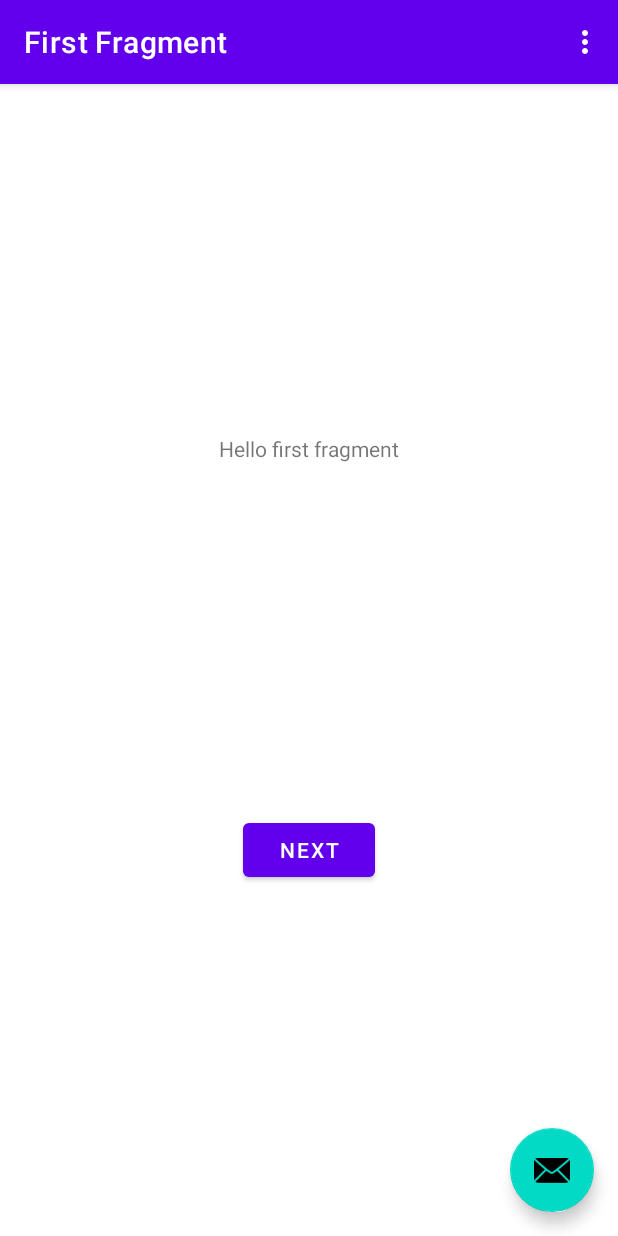
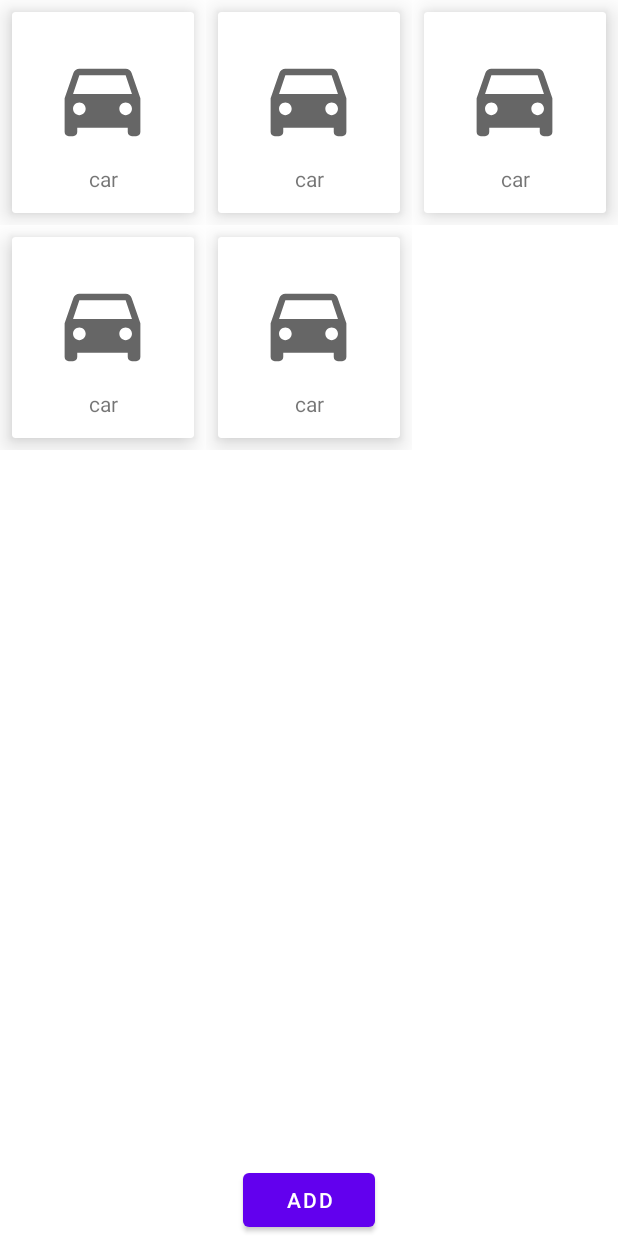
Before and after one commit to talberadt/paperw8, an Android app: the screen it shows after launch (MainActivity), on a phone screen of 412 x 824 dp. Run offline under Robolectric (Android 15) with nearby library versions, the phone set to English and light mode, and no system bars.

Commit message:
intial commit

```diff
--- /dev/null
+++ b/app/src/main/java/com/huji/hackathon/paperw8/Adapter.java
@@ -0,0 +1,66 @@
+package com.huji.hackathon.paperw8;
+
+import android.content.Context;
+import android.content.Intent;
+import android.os.Environment;
+import android.view.LayoutInflater;
+import android.view.View;
+import android.view.ViewGroup;
+import android.widget.Button;
+import android.widget.ImageView;
+import android.widget.TextView;
+
+import androidx.annotation.NonNull;
+import androidx.recyclerview.widget.RecyclerView;
+
+import java.util.List;
+
+public class Adapter extends RecyclerView.Adapter<Adapter.ViewHolder> {
+
+    List<String> titles;
+    List<Integer> images;
+    LayoutInflater inflater;
+
+    public Adapter(Context context, List<String> titles, List<Integer> images) {
+        this.titles = titles;
+        this.images = images;
+        this.inflater = LayoutInflater.from(context);
+    }
+
+    @NonNull
+    @Override
+    public ViewHolder onCreateViewHolder(@NonNull ViewGroup parent, int viewType) {
+        View view = inflater.inflate(R.layout.custom_grid_layout, parent, false);
+        return new ViewHolder(view);
+    }
+
+    @Override
+    public void onBindViewHolder(@NonNull ViewHolder holder, int position) {
+        holder.title.setText(this.titles.get(position));
+        holder.image.setImageResource(this.images.get(position));
+        holder.btn.setOnClickListener(v -> {
+            Intent brp = new Intent(v.getContext(), FileListActivity.class);
+            String path = Environment.getExternalStorageDirectory().toString();
+            brp.putExtra("path", path);
+            v.getContext().startActivity(brp);
+        });
+    }
+
+    @Override
+    public int getItemCount() {
+        return this.titles.size();
+    }
+
+    public class ViewHolder extends RecyclerView.ViewHolder {
+        TextView title;
+        ImageView image;
+        Button btn;
+
+        public ViewHolder(@NonNull View itemView) {
+            super(itemView);
+            title = itemView.findViewById(R.id.subjectText);
+            image = itemView.findViewById(R.id.subjectImage);
+            btn = itemView.findViewById(R.id.button);
+        }
+    }
+}
--- a/app/src/main/java/com/huji/hackathon/paperw8/FirstFragment.java
+++ /dev/null
@@ -1,47 +0,0 @@
-package com.huji.hackathon.paperw8;
-
-import android.os.Bundle;
-import android.view.LayoutInflater;
-import android.view.View;
-import android.view.ViewGroup;
-
-import androidx.annotation.NonNull;
-import androidx.fragment.app.Fragment;
-import androidx.navigation.fragment.NavHostFragment;
-
-import com.huji.hackathon.paperw8.databinding.FragmentFirstBinding;
-
-public class FirstFragment extends Fragment {
-
-    private FragmentFirstBinding binding;
-
-    @Override
-    public View onCreateView(
-            LayoutInflater inflater, ViewGroup container,
-            Bundle savedInstanceState
-    ) {
-
-        binding = FragmentFirstBinding.inflate(inflater, container, false);
-        return binding.getRoot();
-
-    }
-
-    public void onViewCreated(@NonNull View view, Bundle savedInstanceState) {
-        super.onViewCreated(view, savedInstanceState);
-
-        binding.buttonFirst.setOnClickListener(new View.OnClickListener() {
-            @Override
-            public void onClick(View view) {
-                NavHostFragment.findNavController(FirstFragment.this)
-                        .navigate(R.id.action_FirstFragment_to_SecondFragment);
-            }
-        });
-    }
-
-    @Override
-    public void onDestroyView() {
-        super.onDestroyView();
-        binding = null;
-    }
-
-}
--- a/app/src/main/java/com/huji/hackathon/paperw8/MainActivity.java
+++ b/app/src/main/java/com/huji/hackathon/paperw8/MainActivity.java
@@ -1,76 +1,77 @@
 package com.huji.hackathon.paperw8;
 
+import android.Manifest;
+import android.content.pm.PackageManager;
 import android.os.Bundle;
-
-import com.google.android.material.snackbar.Snackbar;
+import android.os.Environment;
+import android.widget.Button;
+import android.widget.Toast;
 
 import androidx.appcompat.app.AppCompatActivity;
+import androidx.core.app.ActivityCompat;
+import androidx.core.content.ContextCompat;
+import androidx.recyclerview.widget.GridLayoutManager;
+import androidx.recyclerview.widget.RecyclerView;
 
-import android.view.View;
-
-import androidx.navigation.NavController;
-import androidx.navigation.Navigation;
-import androidx.navigation.ui.AppBarConfiguration;
-import androidx.navigation.ui.NavigationUI;
-
-import com.huji.hackathon.paperw8.databinding.ActivityMainBinding;
-
-import android.view.Menu;
-import android.view.MenuItem;
+import java.io.File;
+import java.util.ArrayList;
+import java.util.List;
 
 public class MainActivity extends AppCompatActivity {
 
-    private AppBarConfiguration appBarConfiguration;
-    private ActivityMainBinding binding;
+    RecyclerView dataList;
+    List<String> titles;
+    List<Integer> images;
+    Adapter adapter;
+    Button addBtn;
 
     @Override
     protected void onCreate(Bundle savedInstanceState) {
         super.onCreate(savedInstanceState);
+        setContentView(R.layout.activity_main);
+        dataList = findViewById(R.id.dataList);
+        titles = new ArrayList<>();
+        images = new ArrayList<>();
 
-        binding = ActivityMainBinding.inflate(getLayoutInflater());
-        setContentView(binding.getRoot());
+        for(int i = 0; i < 5; i++) {
+            this.titles.add("car");
+            this.images.add(R.drawable.ic_baseline_drive_eta_24);
+        }
 
-        setSupportActionBar(binding.toolbar);
+        adapter = new Adapter(this, titles, images);
+        GridLayoutManager gridLayoutManager = new GridLayoutManager(this, 3, GridLayoutManager.VERTICAL, false);
+        dataList.setLayoutManager(gridLayoutManager);
+        dataList.setAdapter(adapter);
 
-        NavController navController = Navigation.findNavController(this, R.id.nav_host_fragment_content_main);
-        appBarConfiguration = new AppBarConfiguration.Builder(navController.getGraph()).build();
-        NavigationUI.setupActionBarWithNavController(this, navController, appBarConfiguration);
+        addBtn = findViewById(R.id.addButton);
+        addBtn.setOnClickListener(v -> {
+            if (checkPrem()) {
+                titles.add("new");
+                images.add(R.drawable.ic_baseline_drive_eta_24);
+                dataList.setLayoutManager(gridLayoutManager);
+                dataList.setAdapter(adapter);
+                String path = Environment.getExternalStorageDirectory().toString() + "/Documents/new";
+                File dir = new File(path);
+                dir.mkdir();
+            }  else { requestPremission(); }
+        });
 
-        binding.fab.setOnClickListener(new View.OnClickListener() {
-            @Override
-            public void onClick(View view) {
-                Snackbar.make(view, "BRRRRRRRRRRRRRRRP", Snackbar.LENGTH_LONG)
-                        .setAction("Action", null).show();
-            }
-        });
+
     }
 
-    @Override
-    public boolean onCreateOptionsMenu(Menu menu) {
-        // Inflate the menu; this adds items to the action bar if it is present.
-        getMenuInflater().inflate(R.menu.menu_main, menu);
-        return true;
+    private boolean checkPrem() {
+        int res = ContextCompat.checkSelfPermission(MainActivity.this, Manifest.permission.WRITE_EXTERNAL_STORAGE);
+        if (res == PackageManager.PERMISSION_GRANTED) {
+            return true;
+        }
+        return false;
+    }
+    private void requestPremission(){
+        if (ActivityCompat.shouldShowRequestPermissionRationale(MainActivity.this, Manifest.permission.WRITE_EXTERNAL_STORAGE)){
+            Toast.makeText(MainActivity.this, "GIVE STORAGE PERMISSION MF!", Toast.LENGTH_SHORT).show();
+
+        }
+        ActivityCompat.requestPermissions(MainActivity.this, new String[] {Manifest.permission.WRITE_EXTERNAL_STORAGE}, 111);       //
     }
 
-    @Override
-    public boolean onOptionsItemSelected(MenuItem item) {
-        // Handle action bar item clicks here. The action bar will
-        // automatically handle clicks on the Home/Up button, so long
-        // as you specify a parent activity in AndroidManifest.xml.
-        int id = item.getItemId();
-
-        //noinspection SimplifiableIfStatement
-        if (id == R.id.action_settings) {
-            return true;
-        }
-
-        return super.onOptionsItemSelected(item);
-    }
-
-    @Override
-    public boolean onSupportNavigateUp() {
-        NavController navController = Navigation.findNavController(this, R.id.nav_host_fragment_content_main);
-        return NavigationUI.navigateUp(navController, appBarConfiguration)
-                || super.onSupportNavigateUp();
-    }
 }
--- /dev/null
+++ b/app/src/main/res/drawable/ic_baseline_drive_eta_24.xml
@@ -0,0 +1,10 @@
+<vector xmlns:android="http://schemas.android.com/apk/res/android"
+    android:width="24dp"
+    android:height="24dp"
+    android:viewportWidth="24"
+    android:viewportHeight="24"
+    android:tint="?attr/colorControlNormal">
+  <path
+      android:fillColor="@android:color/white"
+      android:pathData="M18.92,5.01C18.72,4.42 18.16,4 17.5,4h-11c-0.66,0 -1.21,0.42 -1.42,1.01L3,11v8c0,0.55 0.45,1 1,1h1c0.55,0 1,-0.45 1,-1v-1h12v1c0,0.55 0.45,1 1,1h1c0.55,0 1,-0.45 1,-1v-8l-2.08,-5.99zM6.5,15c-0.83,0 -1.5,-0.67 -1.5,-1.5S5.67,12 6.5,12s1.5,0.67 1.5,1.5S7.33,15 6.5,15zM17.5,15c-0.83,0 -1.5,-0.67 -1.5,-1.5s0.67,-1.5 1.5,-1.5 1.5,0.67 1.5,1.5 -0.67,1.5 -1.5,1.5zM5,10l1.5,-4.5h11L19,10L5,10z"/>
+</vector>
--- a/app/src/main/res/layout/activity_main.xml
+++ b/app/src/main/res/layout/activity_main.xml
@@ -1,34 +1,28 @@
 <?xml version="1.0" encoding="utf-8"?>
-<androidx.coordinatorlayout.widget.CoordinatorLayout xmlns:android="http://schemas.android.com/apk/res/android"
+<androidx.constraintlayout.widget.ConstraintLayout xmlns:android="http://schemas.android.com/apk/res/android"
     xmlns:app="http://schemas.android.com/apk/res-auto"
     xmlns:tools="http://schemas.android.com/tools"
     android:layout_width="match_parent"
     android:layout_height="match_parent"
     tools:context=".MainActivity">
 
-    <com.google.android.material.appbar.AppBarLayout
-        android:layout_width="match_parent"
-        android:layout_height="wrap_content"
-        android:theme="@style/Theme.Paperw8.AppBarOverlay">
+    <androidx.recyclerview.widget.RecyclerView
+        android:id="@+id/dataList"
+        android:layout_width="fill_parent"
+        android:layout_height="fill_parent"
+        app:layout_constraintEnd_toEndOf="parent"
+        app:layout_constraintStart_toStartOf="parent"
+        app:layout_constraintTop_toTopOf="parent" />
+    <!--    </androidx.core.widget.NestedScrollView>-->
 
-        <androidx.appcompat.widget.Toolbar
-            android:id="@+id/toolbar"
-            android:layout_width="match_parent"
-            android:layout_height="?attr/actionBarSize"
-            android:background="?attr/colorPrimary"
-            app:popupTheme="@style/Theme.Paperw8.PopupOverlay" />
-
-    </com.google.android.material.appbar.AppBarLayout>
-
-    <include layout="@layout/content_main" />
-
-    <com.google.android.material.floatingactionbutton.FloatingActionButton
-        android:id="@+id/fab"
+    <Button
+        android:id="@+id/addButton"
         android:layout_width="wrap_content"
         android:layout_height="wrap_content"
-        android:layout_gravity="bottom|end"
-        android:layout_marginEnd="@dimen/fab_margin"
-        android:layout_marginBottom="16dp"
-        app:srcCompat="@android:drawable/ic_dialog_email" />
+        android:text="ADD"
+        app:layout_constraintBottom_toBottomOf="@+id/dataList"
+        app:layout_constraintEnd_toEndOf="parent"
+        app:layout_constraintStart_toStartOf="parent" />
 
-</androidx.coordinatorlayout.widget.CoordinatorLayout>
+
+</androidx.constraintlayout.widget.ConstraintLayout>
--- a/app/src/main/res/layout/content_main.xml
+++ /dev/null
@@ -1,19 +0,0 @@
-<?xml version="1.0" encoding="utf-8"?>
-<androidx.constraintlayout.widget.ConstraintLayout xmlns:android="http://schemas.android.com/apk/res/android"
-    xmlns:app="http://schemas.android.com/apk/res-auto"
-    android:layout_width="match_parent"
-    android:layout_height="match_parent"
-    app:layout_behavior="@string/appbar_scrolling_view_behavior">
-
-    <fragment
-        android:id="@+id/nav_host_fragment_content_main"
-        android:name="androidx.navigation.fragment.NavHostFragment"
-        android:layout_width="0dp"
-        android:layout_height="0dp"
-        app:defaultNavHost="true"
-        app:layout_constraintBottom_toBottomOf="parent"
-        app:layout_constraintLeft_toLeftOf="parent"
-        app:layout_constraintRight_toRightOf="parent"
-        app:layout_constraintTop_toTopOf="parent"
-        app:navGraph="@navigation/nav_graph" />
-</androidx.constraintlayout.widget.ConstraintLayout>
--- /dev/null
+++ b/app/src/main/res/layout/custom_grid_layout.xml
@@ -0,0 +1,64 @@
+<?xml version="1.0" encoding="utf-8"?>
+<androidx.constraintlayout.widget.ConstraintLayout xmlns:android="http://schemas.android.com/apk/res/android"
+    xmlns:app="http://schemas.android.com/apk/res-auto"
+    xmlns:tools="http://schemas.android.com/tools"
+    android:layout_width="match_parent"
+    android:layout_height="wrap_content">
+
+    <androidx.cardview.widget.CardView
+        android:layout_width="fill_parent"
+        android:layout_height="fill_parent"
+        android:layout_marginStart="8dp"
+        android:layout_marginTop="8dp"
+        android:layout_marginEnd="8dp"
+        android:layout_marginBottom="8dp"
+        app:cardElevation="10dp"
+        app:contentPadding="10dp"
+        app:layout_constraintBottom_toBottomOf="parent"
+        app:layout_constraintEnd_toEndOf="parent"
+        app:layout_constraintStart_toStartOf="parent"
+        app:layout_constraintTop_toTopOf="parent">
+
+        <androidx.constraintlayout.widget.ConstraintLayout
+            android:layout_width="match_parent"
+            android:layout_height="match_parent">
+
+            <ImageView
+                android:id="@+id/subjectImage"
+                android:layout_width="94dp"
+                android:layout_height="67dp"
+                app:layout_constraintBottom_toBottomOf="parent"
+                app:layout_constraintEnd_toEndOf="parent"
+                app:layout_constraintHorizontal_bias="0.498"
+                app:layout_constraintStart_toStartOf="parent"
+                app:layout_constraintTop_toTopOf="parent"
+                app:layout_constraintVertical_bias="0.355"
+                tools:srcCompat="@tools:sample/avatars" />
+
+            <TextView
+                android:id="@+id/subjectText"
+                android:layout_width="wrap_content"
+                android:layout_height="wrap_content"
+                android:layout_marginTop="7dp"
+                android:layout_marginBottom="3dp"
+                android:text="Personal"
+                app:layout_constraintBottom_toBottomOf="parent"
+                app:layout_constraintEnd_toEndOf="parent"
+                app:layout_constraintStart_toStartOf="parent"
+                app:layout_constraintTop_toBottomOf="@+id/subjectImage" />
+
+            <Button
+                android:id="@+id/button"
+                android:layout_width="fill_parent"
+                android:layout_height="0dp"
+                android:background="#00FFFFFF"
+                android:visibility="visible"
+                app:layout_constraintBottom_toBottomOf="parent"
+                app:layout_constraintEnd_toEndOf="parent"
+                app:layout_constraintHorizontal_bias="0.0"
+                app:layout_constraintStart_toStartOf="parent"
+                app:layout_constraintTop_toTopOf="parent"
+                app:layout_constraintVertical_bias="0.0" />
+        </androidx.constraintlayout.widget.ConstraintLayout>
+    </androidx.cardview.widget.CardView>
+</androidx.constraintlayout.widget.ConstraintLayout>
--- a/app/src/main/res/layout/fragment_first.xml
+++ /dev/null
@@ -1,28 +0,0 @@
-<?xml version="1.0" encoding="utf-8"?>
-<androidx.constraintlayout.widget.ConstraintLayout xmlns:android="http://schemas.android.com/apk/res/android"
-    xmlns:app="http://schemas.android.com/apk/res-auto"
-    xmlns:tools="http://schemas.android.com/tools"
-    android:layout_width="match_parent"
-    android:layout_height="match_parent"
-    tools:context=".FirstFragment">
-
-    <TextView
-        android:id="@+id/textview_first"
-        android:layout_width="wrap_content"
-        android:layout_height="wrap_content"
-        android:text="@string/hello_first_fragment"
-        app:layout_constraintBottom_toTopOf="@id/button_first"
-        app:layout_constraintEnd_toEndOf="parent"
-        app:layout_constraintStart_toStartOf="parent"
-        app:layout_constraintTop_toTopOf="parent" />
-
-    <Button
-        android:id="@+id/button_first"
-        android:layout_width="wrap_content"
-        android:layout_height="wrap_content"
-        android:text="@string/next"
-        app:layout_constraintBottom_toBottomOf="parent"
-        app:layout_constraintEnd_toEndOf="parent"
-        app:layout_constraintStart_toStartOf="parent"
-        app:layout_constraintTop_toBottomOf="@id/textview_first" />
-</androidx.constraintlayout.widget.ConstraintLayout>
```
Also changed, not shown: app/src/main/java/com/huji/hackathon/paperw8/FileListActivity.java (added, +16 -0 lines), app/src/main/java/com/huji/hackathon/paperw8/SecondFragment.java (deleted, +0 -47 lines), app/src/main/res/layout/activity_file_list.xml (added, +28 -0 lines), app/src/main/res/layout/fragment_second.xml (deleted, +0 -27 lines).
